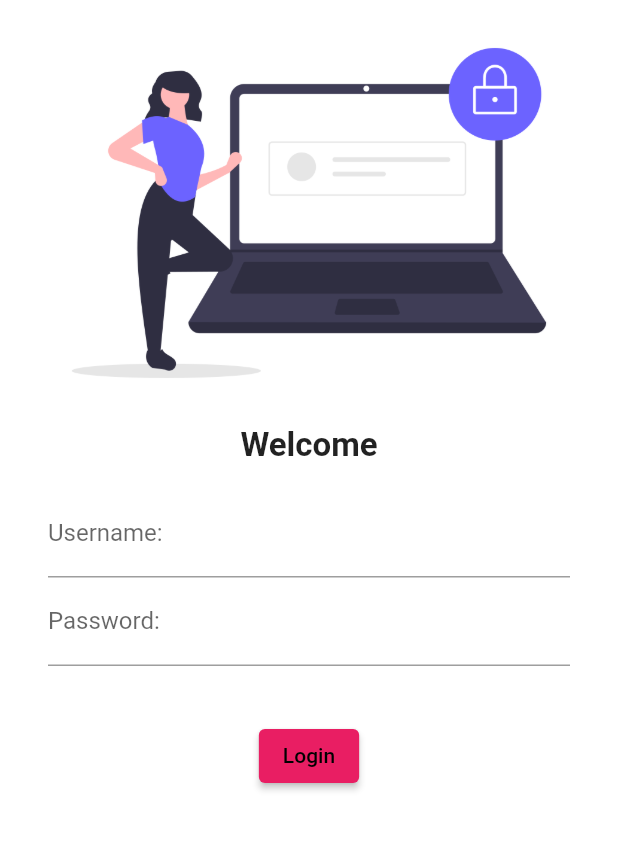
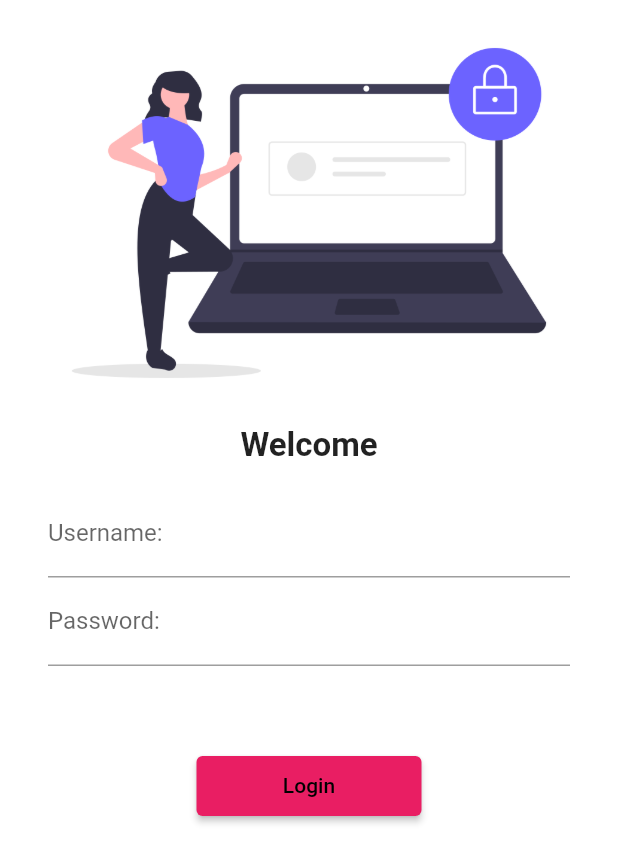
Before and after one commit to Nimra-Amjad/Flutter_App, a Flutter app: the screen it shows after launch, on a phone screen of 412 x 824 dp. Shown: the top 863 px of the screen. Run offline on Flutter 3.47's test engine with Material 2 defaults, Android fonts, the phone set to English and light mode, and no system bars; missing offline and left inert: dart:html.

Commit message:
day5 completed

```diff
--- a/lib/main.dart
+++ b/lib/main.dart
@@ -1,6 +1,7 @@
 import 'package:flutter/material.dart';
 import 'package:flutter_application_1/pages/home_page.dart';
 import 'package:flutter_application_1/pages/login_page.dart';
+import 'package:flutter_application_1/utils/routes.dart';
 
 void main() {
   runApp(const MyApp());
@@ -15,9 +16,11 @@ class MyApp extends StatelessWidget {
       themeMode: ThemeMode.light,
       theme: ThemeData(primarySwatch: Colors.cyan),
       darkTheme: ThemeData(primarySwatch: Colors.brown),
+      debugShowCheckedModeBanner: false,
       routes: {
         "/": (context) => const LoginPage(),
-        "/home": (context) => const Homepage()
+        MyRoutes.homeroute: (context) => const Homepage(),
+        MyRoutes.loginroute: (context) => const LoginPage()
       },
     );
   }
--- a/lib/pages/login_page.dart
+++ b/lib/pages/login_page.dart
@@ -1,6 +1,7 @@
 import 'dart:html';
 
 import 'package:flutter/material.dart';
+import 'package:flutter_application_1/utils/routes.dart';
 
 class LoginPage extends StatelessWidget {
   const LoginPage({Key? key}) : super(key: key);
@@ -8,6 +9,7 @@ class LoginPage extends StatelessWidget {
   Widget build(BuildContext context) {
     return Material(
         color: Colors.white,
+        child: SingleChildScrollView(
           child: Column(
             children: [
               Image.asset(
@@ -19,8 +21,8 @@ class LoginPage extends StatelessWidget {
                 style: TextStyle(fontSize: 22, fontWeight: FontWeight.bold),
               ),
               Padding(
-              padding:
-                  const EdgeInsets.symmetric(vertical: 16.0, horizontal: 32.0),
+                padding: const EdgeInsets.symmetric(
+                    vertical: 16.0, horizontal: 32.0),
                 child: Column(
                   children: [
                     TextFormField(
@@ -37,19 +39,21 @@ class LoginPage extends StatelessWidget {
                       ),
                     ),
                     const SizedBox(
-                    height: 20.0,
+                      height: 40.0,
                     )
                   ],
                 ),
               ),
               ElevatedButton(
                 onPressed: () {
-                print("Hi! Nimra Amjad");
+                  Navigator.pushNamed(context, MyRoutes.homeroute);
                 },
                 child: const Text("Login"),
-              style: TextButton.styleFrom(backgroundColor: Colors.pink),
+                style: TextButton.styleFrom(
+                    backgroundColor: Colors.pink, minimumSize: Size(150, 40)),
               )
             ],
+          ),
         ));
   }
 }
--- /dev/null
+++ b/lib/utils/routes.dart
@@ -0,0 +1,4 @@
+class MyRoutes {
+  static String loginroute = "/login";
+  static String homeroute = "/home";
+}
```
Lines whose indentation alone changed are shown as unchanged.
